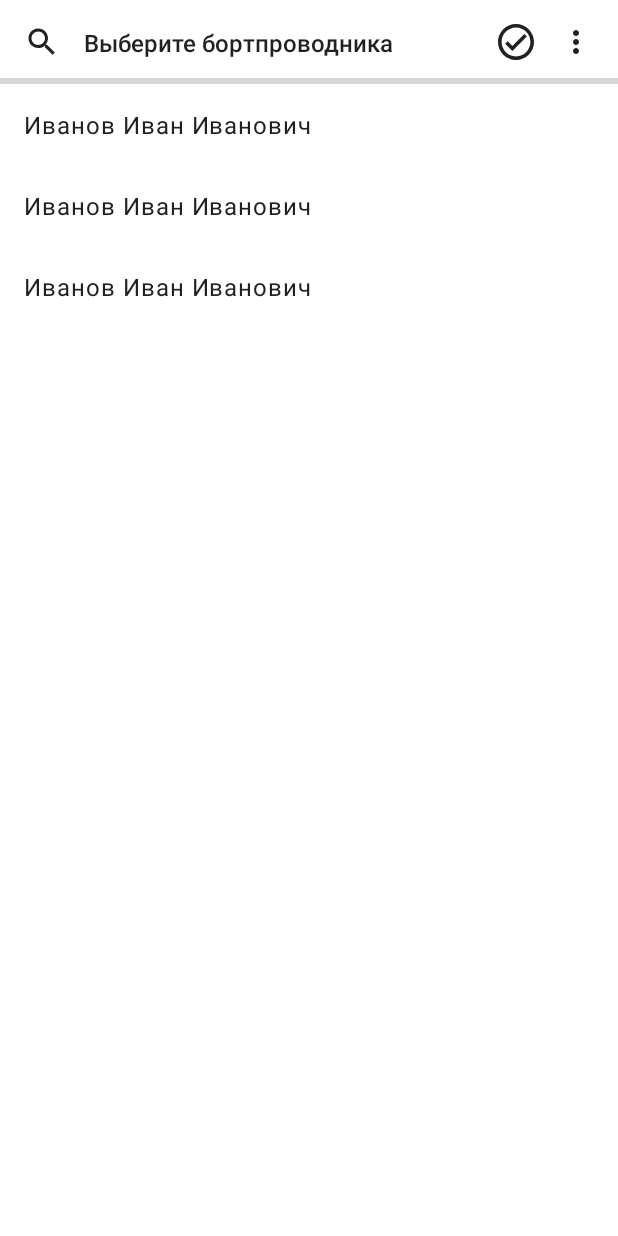
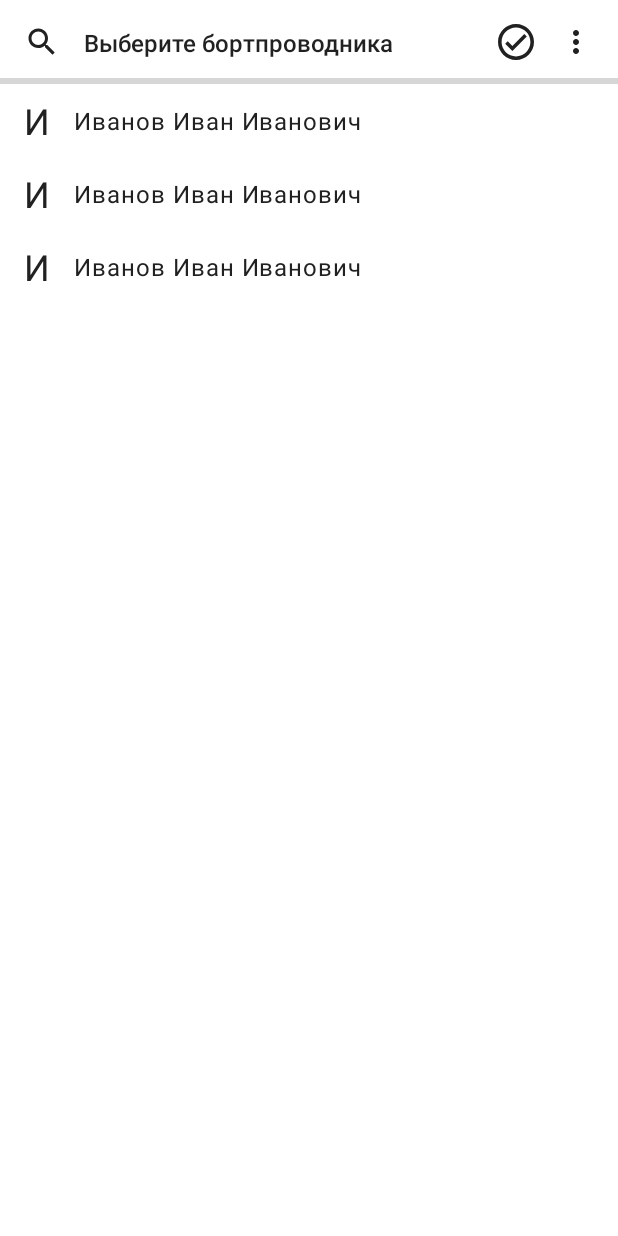
Before and after one commit to qqdasdzxc/iqsklad, an Android app: the layout fragment_choose_steward.xml on its own in the app's theme, with its tools: preview values and no code run, on a phone screen of 412 x 824 dp. Run offline under Robolectric (Android 15) with nearby library versions, the phone set to English and light mode, and no system bars; grey boxes are pictures that could not be loaded.

Commit message:
add user mapper to showing first letter of user name in list

```diff
--- /dev/null
+++ b/app/src/main/java/ru/iqsklad/data/dto/user/UserUI.kt
@@ -0,0 +1,6 @@
+package ru.iqsklad.data.dto.user
+
+class UserUI(
+    val model: User,
+    val showFirstLetter: Boolean
+)
--- a/app/src/main/java/ru/iqsklad/data/repository/implement/ForwardersRepository.kt
+++ b/app/src/main/java/ru/iqsklad/data/repository/implement/ForwardersRepository.kt
@@ -9,6 +9,7 @@ class ForwardersRepository : IForwardersRepository {
 
     private val stubUsersList = listOf(
         User("Кузьмин Дмитрий Игоревич", "111111"),
+        User("Кузьмин Дмитрий Игоревич", "111112"),
         User("Иванов Иван Иванович", "222222"),
         User("Петров Перт Петрович", "333333"),
         User("Александров Сан Саныч", "444444")
@@ -16,7 +17,9 @@ class ForwardersRepository : IForwardersRepository {
 
     override fun getForwarders(searchText: String): LiveData<List<User>> {
         val result = MutableLiveData<List<User>>()
-        result.postValue(stubUsersList.filter { it.name.toLowerCase().contains(searchText.trim()) })
+        result.postValue(stubUsersList.filter {
+            it.name.toLowerCase().contains(searchText.trim())
+        }.sortedBy { it.name })
         return result
     }
 }
--- a/app/src/main/java/ru/iqsklad/data/repository/implement/StewardsRepository.kt
+++ b/app/src/main/java/ru/iqsklad/data/repository/implement/StewardsRepository.kt
@@ -16,7 +16,9 @@ class StewardsRepository : IStewardsRepository {
 
     override fun getStewards(searchText: String): LiveData<List<User>> {
         val result = MutableLiveData<List<User>>()
-        result.postValue(stubUsersList.filter { it.name.toLowerCase().contains(searchText.trim()) })
+        result.postValue(stubUsersList.filter {
+            it.name.toLowerCase().contains(searchText.trim())
+        }.sortedBy { it.name })
         return result
     }
 }
--- a/app/src/main/java/ru/iqsklad/presentation/presenter/auth/ChooseForwarderPresenter.kt
+++ b/app/src/main/java/ru/iqsklad/presentation/presenter/auth/ChooseForwarderPresenter.kt
@@ -1,11 +1,11 @@
 package ru.iqsklad.presentation.presenter.auth
 
 import androidx.lifecycle.LiveData
-import ru.iqsklad.data.dto.user.User
+import ru.iqsklad.data.dto.user.UserUI
 
 interface ChooseForwarderPresenter {
 
-    fun getForwarders(): LiveData<List<User>>
+    fun getForwarders(): LiveData<List<UserUI>>
 
     fun onSearchTextChanged(searchText: String)
 }
--- a/app/src/main/java/ru/iqsklad/presentation/presenter/procedure/ChooseStewardPresenter.kt
+++ b/app/src/main/java/ru/iqsklad/presentation/presenter/procedure/ChooseStewardPresenter.kt
@@ -2,11 +2,11 @@ package ru.iqsklad.presentation.presenter.procedure
 
 import androidx.lifecycle.LiveData
 import ru.iqsklad.data.dto.procedure.ProcedureType
-import ru.iqsklad.data.dto.user.User
+import ru.iqsklad.data.dto.user.UserUI
 
 interface ChooseStewardPresenter {
 
-    fun getStewards(): LiveData<List<User>>
+    fun getStewards(): LiveData<List<UserUI>>
 
     fun getProcedureType(): ProcedureType
 
--- a/app/src/main/java/ru/iqsklad/ui/auth/fragment/ChooseForwarderAuthFragment.kt
+++ b/app/src/main/java/ru/iqsklad/ui/auth/fragment/ChooseForwarderAuthFragment.kt
@@ -6,12 +6,13 @@ import androidx.lifecycle.Observer
 import androidx.lifecycle.ViewModelProvider
 import ru.iqsklad.R
 import ru.iqsklad.data.dto.user.User
-import ru.iqsklad.ui.base.fragment.BaseFragment
+import ru.iqsklad.data.dto.user.UserUI
 import ru.iqsklad.databinding.FragmentAuthChooseForwarderBinding
 import ru.iqsklad.domain.App
 import ru.iqsklad.presentation.implementation.auth.ChooseForwarderViewModel
 import ru.iqsklad.presentation.presenter.auth.ChooseForwarderPresenter
 import ru.iqsklad.ui.adapter.UsersAdapter
+import ru.iqsklad.ui.base.fragment.BaseFragment
 import ru.iqsklad.utils.extensions.injectViewModel
 import javax.inject.Inject
 
@@ -42,7 +43,7 @@ class ChooseForwarderAuthFragment : BaseFragment<FragmentAuthChooseForwarderBind
         presenter.getForwarders().observe(this, Observer { setUsers(it) })
     }
 
-    private fun setUsers(userList: List<User>) {
+    private fun setUsers(userList: List<UserUI>) {
         adapter.clear()
         adapter.addAll(userList)
     }
--- a/app/src/main/res/layout/item_choose_user.xml
+++ b/app/src/main/res/layout/item_choose_user.xml
@@ -7,16 +7,30 @@
     <androidx.constraintlayout.widget.ConstraintLayout
             android:layout_width="match_parent"
             android:layout_height="wrap_content"
-            android:padding="@dimen/start_end_margin">
+            android:paddingStart="@dimen/start_end_margin"
+            android:paddingEnd="@dimen/start_end_margin"
+            android:paddingTop="@dimen/top_bottom_margin"
+            android:paddingBottom="@dimen/top_bottom_margin">
+
+        <TextView
+                android:id="@+id/item_choose_user_first_letter"
+                style="@style/TextView.Regular.Black.24sp"
+                android:layout_width="wrap_content"
+                android:layout_height="wrap_content"
+                app:layout_constraintStart_toStartOf="parent"
+                app:layout_constraintTop_toTopOf="parent"
+                tools:text="И"/>
 
         <TextView
                 android:id="@+id/item_choose_user_name"
                 style="@style/TextView.Regular.Black.16sp"
-                android:layout_width="match_parent"
+                android:layout_width="wrap_content"
                 android:layout_height="wrap_content"
                 android:letterSpacing="@dimen/default_letter_spacing"
-                app:layout_constraintStart_toStartOf="parent"
-                app:layout_constraintTop_toTopOf="parent"
+                android:layout_marginStart="@dimen/start_end_margin"
+                app:layout_constraintStart_toEndOf="@id/item_choose_user_first_letter"
+                app:layout_constraintTop_toTopOf="@id/item_choose_user_first_letter"
+                app:layout_constraintBottom_toBottomOf="@id/item_choose_user_first_letter"
                 tools:text="Иванов Иван Иванович"/>
 
     </androidx.constraintlayout.widget.ConstraintLayout>
```
Also changed, not shown: app/src/main/java/ru/iqsklad/data/dto/user/UserMapper.kt (added, +17 -0 lines), app/src/main/java/ru/iqsklad/presentation/implementation/auth/ChooseForwarderViewModel.kt (+6 -3 lines), app/src/main/java/ru/iqsklad/presentation/implementation/procedure/ChooseStewardViewModel.kt (+6 -3 lines), app/src/main/java/ru/iqsklad/ui/adapter/UsersAdapter.kt (+19 -4 lines), app/src/main/java/ru/iqsklad/ui/procedure/fragment/ChooseStewardFragment.kt (+4 -3 lines).
